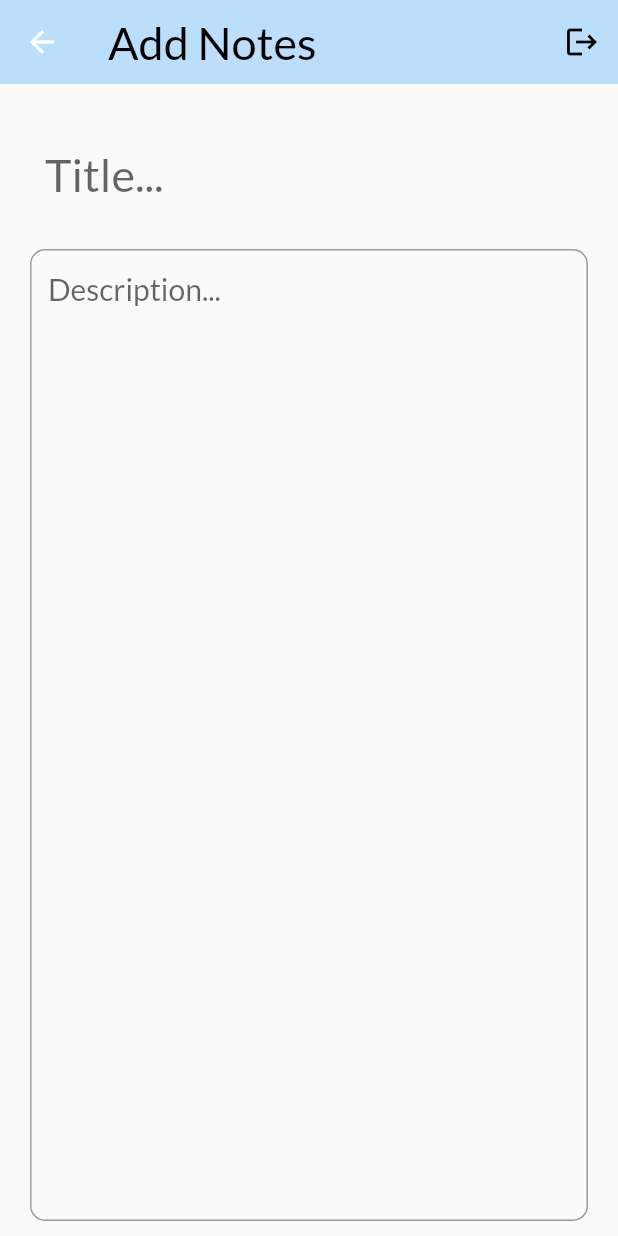
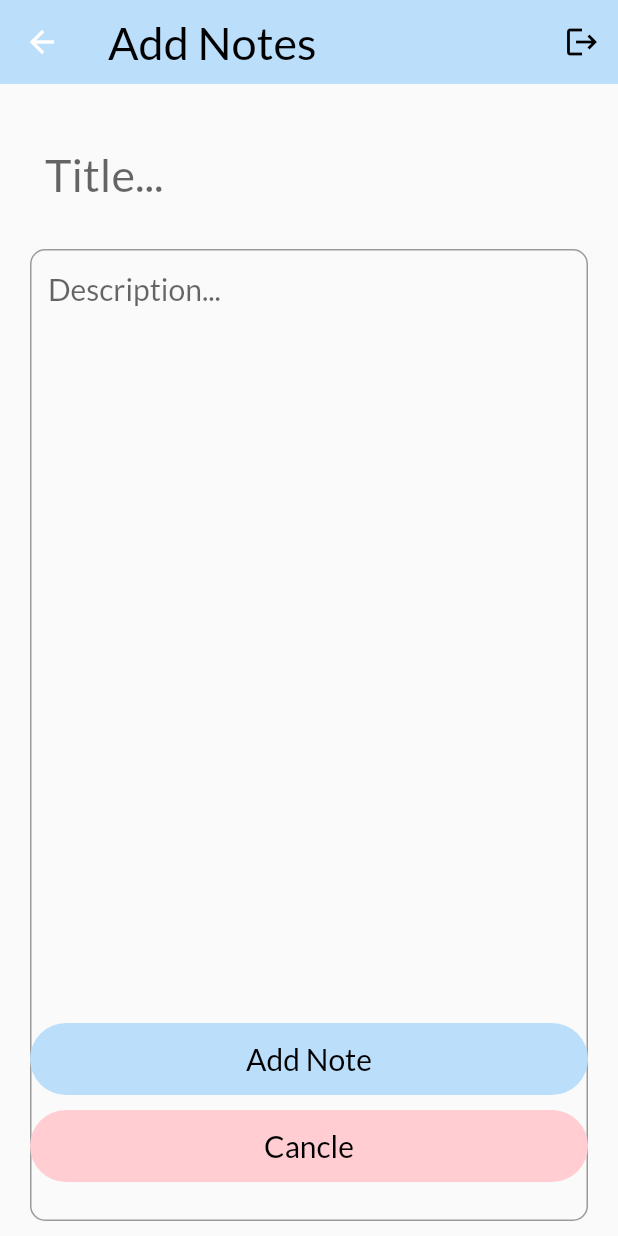
Before and after one commit to sankalpmathur68/Note-Nest, a Flutter app: the AddNoteScreen screen opened directly, on a phone screen of 412 x 824 dp. Run offline on Flutter 3.47's test engine with Material 2 defaults, Android fonts, the phone set to English and light mode, and no system bars; our stand-ins replace cloud_firestore, firebase_auth, firebase_core, flutter_bloc, go_router, google_fonts; accounts and stored records are empty.

Commit message:
😎 Completed

```diff
--- a/lib/main.dart
+++ b/lib/main.dart
@@ -17,6 +17,8 @@ import 'package:scicalci/screens/loadingScreen.dart';
 import 'package:scicalci/screens/loginPage.dart';
 import 'package:scicalci/screens/signUpPage.dart';
 import 'package:scicalci/screens/update_note.dart';
+import 'package:scicalci/screens/wavyNatureText.dart';
+import 'package:scicalci/screens/wavywatertext.dart';
 
 void main() async {
   WidgetsFlutterBinding.ensureInitialized();
--- a/lib/repos/note_repository.dart
+++ b/lib/repos/note_repository.dart
@@ -5,6 +5,7 @@ import '../screens/home_screen.dart';
 
 final _auth = FirebaseAuth.instance;
 final FirebaseFirestore _firestore = FirebaseFirestore.instance;
+final settings = _firestore.settings.copyWith(persistenceEnabled: false);
 
 class NoteRepository {
   Future<List<Note>> getNotes() async {
--- a/lib/screens/add_note.dart
+++ b/lib/screens/add_note.dart
@@ -44,6 +44,58 @@ class _AddNoteScreenState extends State<AddNoteScreen> {
         backgroundColor: Colors.blue.shade100,
         elevation: 0.0,
       ),
+      floatingActionButtonLocation: FloatingActionButtonLocation.centerFloat,
+      floatingActionButton: Padding(
+        padding: const EdgeInsets.all(20.0),
+        child: Column(mainAxisAlignment: MainAxisAlignment.end, children: [
+          Container(
+            decoration: BoxDecoration(
+                color: Colors.blue.shade100,
+                // border: Border.all(),
+                borderRadius: BorderRadius.circular(90)),
+            child: Column(
+              crossAxisAlignment: CrossAxisAlignment.stretch,
+              children: [
+                TextButton(
+                  onPressed: () {
+                    if (_titleController.text != '' &&
+                        _descriptionController.text != '') {
+                      _saveNote();
+                    }
+                  },
+                  style: ButtonStyle(),
+                  child: Text(
+                    "Add Note",
+                    style: GoogleFonts.lato(color: Colors.black, fontSize: 20),
+                  ),
+                ),
+              ],
+            ),
+          ),
+          SizedBox(height: 10),
+          Container(
+            decoration: BoxDecoration(
+                color: Colors.red.shade100,
+                // border: Border.all(),
+                borderRadius: BorderRadius.circular(90)),
+            child: Column(
+              crossAxisAlignment: CrossAxisAlignment.stretch,
+              children: [
+                TextButton(
+                  onPressed: () {
+                    BlocProvider.of<NoteCubit>(context).getNotes();
+                  },
+                  style: ButtonStyle(),
+                  child: Text(
+                    "Cancle",
+                    style: GoogleFonts.lato(color: Colors.black, fontSize: 20),
+                  ),
+                ),
+              ],
+            ),
+          ),
+        ]),
+      ),
       body: SingleChildScrollView(
         child: Padding(
           padding: const EdgeInsets.all(20.0),
@@ -80,55 +132,6 @@ class _AddNoteScreenState extends State<AddNoteScreen> {
                       border: OutlineInputBorder(
                           borderRadius: BorderRadius.circular(10)),
                       labelText: 'Description...')),
-              SizedBox(height: 16),
-              Container(
-                decoration: BoxDecoration(
-                    color: Colors.blue.shade100,
-                    // border: Border.all(),
-                    borderRadius: BorderRadius.circular(90)),
-                child: Column(
-                  crossAxisAlignment: CrossAxisAlignment.stretch,
-                  children: [
-                    TextButton(
-                      onPressed: () {
-                        if (_titleController.text != '' &&
-                            _descriptionController.text != '') {
-                          _saveNote();
-                        }
-                      },
-                      style: ButtonStyle(),
-                      child: Text(
-                        "Add Note",
-                        style:
-                            GoogleFonts.lato(color: Colors.black, fontSize: 20),
-                      ),
-                    ),
-                  ],
-                ),
-              ),
-              SizedBox(height: 10),
-              Container(
-                decoration: BoxDecoration(
-                    color: Colors.red.shade100,
-                    // border: Border.all(),
-                    borderRadius: BorderRadius.circular(90)),
-                child: Column(
-                  crossAxisAlignment: CrossAxisAlignment.stretch,
-                  children: [
-                    TextButton(
-                      onPressed: () {
-                        BlocProvider.of<NoteCubit>(context).getNotes();
-                      },
-                      style: ButtonStyle(),
-                      child: Text(
-                        "Cancle",
-                        style:
-                            GoogleFonts.lato(color: Colors.black, fontSize: 20),
-                      ),
-                    ),
-                  ],
-                ),
-              ),
             ],
           ),
         ),
```
Also changed, not shown: lib/screens/update_note.dart (+49 -46 lines).
